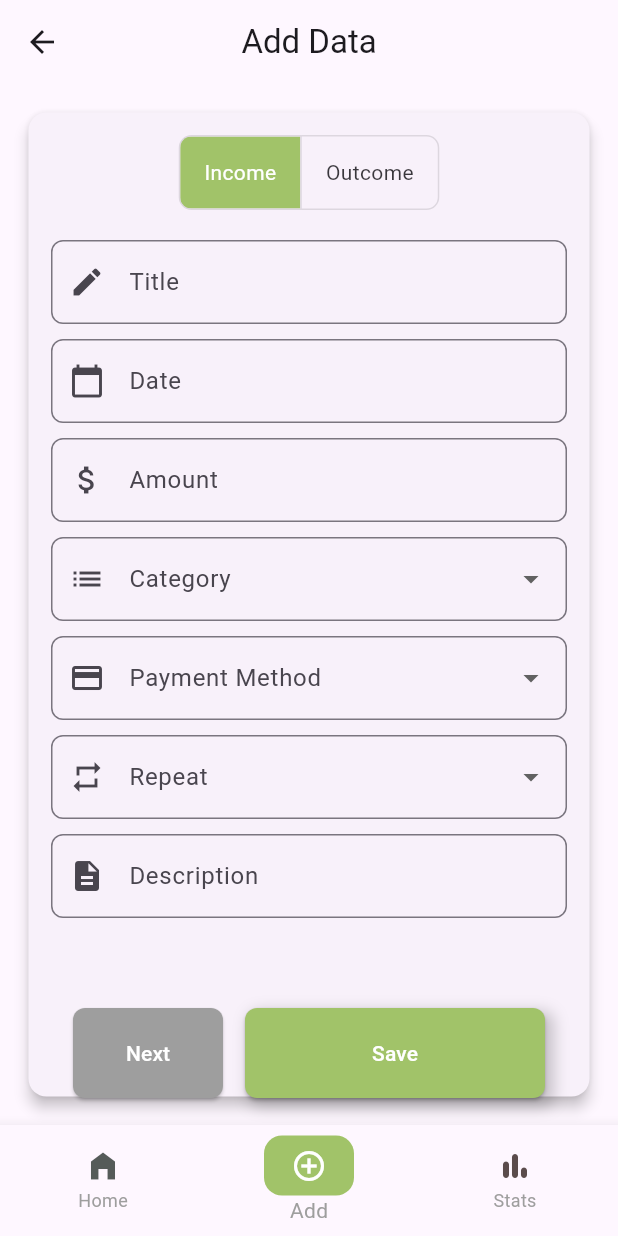
After one commit to Harel-ITESO/aviato_finance, a Flutter app: the AddData screen opened by its route, on a phone screen of 412 x 824 dp. The commit adds this screen. Run offline on Flutter 3.47's test engine with Material 3 defaults, Android fonts, the phone set to English and light mode, and no system bars; our stand-ins replace syncfusion_flutter_charts.

Commit message:
Add: This is the implement of Income and Outcome page

```diff
--- a/lib/main.dart
+++ b/lib/main.dart
@@ -1,5 +1,6 @@
 import 'package:aviato_finance/home.dart';
 import 'package:flutter/material.dart';
+import 'package:aviato_finance/screens/add_Data.dart';
 
 void main() {
   runApp(const MyApp());
@@ -14,24 +15,14 @@ class MyApp extends StatelessWidget {
     return MaterialApp(
       title: 'Flutter Demo',
       theme: ThemeData(
-        // This is the theme of your application.
-        //
-        // TRY THIS: Try running your application with "flutter run". You'll see
-        // the application has a purple toolbar. Then, without quitting the app,
-        // try changing the seedColor in the colorScheme below to Colors.green
-        // and then invoke "hot reload" (save your changes or press the "hot
-        // reload" button in a Flutter-supported IDE, or press "r" if you used
-        // the command line to start the app).
-        //
-        // Notice that the counter didn't reset back to zero; the application
-        // state is not lost during the reload. To reset the state, use hot
-        // restart instead.
-        //
-        // This works for code too, not just values: Most code changes can be
-        // tested with just a hot reload.
         colorScheme: ColorScheme.fromSeed(seedColor: Colors.deepPurple),
       ),
       home: const HomePage(),
+      //Add the routes here and then go to home.dart to add the navigation
+      routes: {
+        '/addData': (context) => const AddData(),
+        '/home': (context) => const HomePage(),
+      },
     );
   }
 }
--- /dev/null
+++ b/lib/screens/add_Data.dart
@@ -0,0 +1,473 @@
+import 'package:flutter/material.dart';
+import 'dart:ui';
+import 'package:flutter/services.dart';
+
+class AddData extends StatefulWidget {
+  const AddData({super.key});
+
+  @override
+  State<AddData> createState() => _AddDataState();
+}
+
+class _AddDataState extends State<AddData> {
+  final TextEditingController _nameController = TextEditingController();
+  final TextEditingController _amountController = TextEditingController();
+  final Color customRed = Color.fromRGBO(160, 74, 67, 1);
+  final Color customGreen = Color.fromARGB(255, 161, 195, 105);
+  final TextEditingController _dateController = TextEditingController();
+  final TextEditingController _categoryController = TextEditingController();
+  final TextEditingController _paymentMethodController = TextEditingController();
+  final List<String> _outcomeCategories = ['Food', 'Transport', 'Shopping', 'Entertainment'];
+  final List<String> _incomeCategories = ['Salary', 'Freelance', 'Gift', 'Extra Income'];
+  final List<String> _paymentMethods = ['Cash', 'Credit Card', 'Debit Card', 'Bank Transfer'];
+  final List<String> _repeatOptions = ['Daily', 'Every 3 days', 'Weekly', 'Monthly', 'Every 6 months'];
+  final TextEditingController _repeatController = TextEditingController();
+  final TextEditingController _descriptionController = TextEditingController();
+
+  List<String> _categories = []; // Added to store categories dynamically
+
+  bool _isIncome = true; // true = Income, false = Outcome
+
+  @override
+  void initState() {
+    super.initState();
+    _categories = _incomeCategories; // Initialize with income categories
+  }
+
+  void _onToggleChanged(bool isIncome) {
+    setState(() {
+      _isIncome = isIncome;
+      _categories = _isIncome ? _incomeCategories : _outcomeCategories;
+      _categoryController.clear();
+    });
+  }
+
+  // void addData hace referencia a la función que se ejecuta al presionar el botón de "Save",
+  //se encarga de validar que los campos no estén vacíos y muestra un mensaje emergente
+  //en caso de que no se haya llenado algún campo.
+  //pero no se ha implementado la función de agregar datos a la base de datos. xd :v
+// ignore: slash_for_doc_comments
+/**
+  void _addData() {
+    if (_nameController.text.isNotEmpty && _amountController.text.isNotEmpty) {
+      // ignore: unintended_html_in_doc_comment, unintended_html_in_doc_comment
+      final Map<String, dynamic> data = {
+        "type": _isIncome ? 'Income' : 'Outcome',
+        "name": _nameController.text,
+        "amount": double.parse(_amountController.text),
+        "date": DateTime.now().toIso8601String(),
+        "categoryOutcome": _categoryController.text,
+        "paymentMethod": _paymentMethodController.text,
+        "repeat": _repeatController.text,
+        "description": _descriptionController.text,
+      };
+      print(data); // Use the data variable by printing it
+      Navigator.pop(context);
+    }
+  }
+*/
+  int _selectedIndex = 1;
+
+  void _onItemTapped(int index) {
+    setState(() {
+      _selectedIndex = index;
+    });
+
+    switch (index) {
+      case 0:
+        Navigator.pushNamed(context, '/home');
+        break;
+      case 1:
+        Navigator.pushNamed(context, '/addData');
+        break;
+      case 2:
+        Navigator.pushNamed(context, '/stats');
+        break;
+      default:
+        // Handle any other cases if necessary
+    }
+  }
+
+  @override
+  Widget build(BuildContext context) {
+    return Scaffold(
+      appBar: AppBar(
+        centerTitle: true, // Centrar el texto de la AppBar
+        title: const Text("Add Data"),
+      ),
+      body: Padding(
+        padding: const EdgeInsets.all(15),
+        child: Card(
+          elevation: 4,
+          shape: RoundedRectangleBorder(borderRadius: BorderRadius.circular(12)),
+          child: Padding(
+            padding: const EdgeInsets.all(15),
+            child: Column(
+              children: [
+                ToggleButtons(
+                  isSelected: [_isIncome, !_isIncome],
+                  onPressed: (index) {
+                    _onToggleChanged(index == 0);
+                  },
+                  borderRadius: BorderRadius.circular(8),
+                  selectedColor: Colors.white,
+                  fillColor: _isIncome ? customGreen: customGreen,
+                  children: const [
+                    Padding(
+                      padding: EdgeInsets.symmetric(horizontal: 16),
+                      child: Text("Income"),
+                    ),
+                    Padding(
+                      padding: EdgeInsets.symmetric(horizontal: 16),
+                      child: Text("Outcome"),
+                    ),
+                  ],
+                ),
+                const SizedBox(height: 20),
+                _buildTextField(
+                  controller: _nameController,
+                  label: "Title",
+                  icon: Icons.edit,
+                ),
+                const SizedBox(height: 10),
+                _buildTextField(
+                  controller: _dateController,
+                  label: "Date",
+                  icon: Icons.calendar_today,
+                  readOnly: true,
+                  onTap: _selectedDate,
+                ),
+                const SizedBox(height: 10),
+                  _buildTextField(
+                  controller: _amountController,
+                  label: "Amount",
+                  icon: Icons.attach_money,
+                  keyboardType: TextInputType.number, // Solo datos numéricos
+                  inputFormatters: [FilteringTextInputFormatter.allow(RegExp(r'^\d*\.?\d*$'))],
+                ),
+                const SizedBox(height: 10),
+                _buildDropdown(
+                  controller: _categoryController,
+                  label: "Category",
+                  icon: Icons.list,
+                  items: _categories, // Use dynamic categories
+                  onAddNew: _showAddCategoryDialog,
+                ),
+                const SizedBox(height: 10),
+                _buildDropdown(
+                  controller: _paymentMethodController,
+                  label: "Payment Method",
+                  icon: Icons.payment,
+                  items: _paymentMethods,
+                ),
+                const SizedBox(height: 10),
+                _buildDropdown(
+                  controller: _repeatController,
+                  label: "Repeat",
+                  icon: Icons.repeat,
+                  items: _repeatOptions,
+                  onAddNew: _showCustomRepeatDialog,
+                ),
+                const SizedBox(height: 10),
+                _buildTextField(
+                  controller: _descriptionController,
+                  label: "Description",
+                  icon: Icons.description,
+                ),
+                const SizedBox(height: 60),
+                // Botones de acción
+                Row(
+                  mainAxisAlignment: MainAxisAlignment.spaceEvenly,
+                  children: [
+                    ElevatedButton(
+                      style: ElevatedButton.styleFrom(
+                        backgroundColor: Colors.grey,
+                        shape: RoundedRectangleBorder(
+                              borderRadius: BorderRadius.circular(8),
+                            ),
+                                minimumSize: Size(100, 60), // Ancho de 200 y alto de 60
+
+                      ),
+                      onPressed: () {
+                        if (_nameController.text.isNotEmpty && _amountController.text.isNotEmpty) {
+                        ScaffoldMessenger.of(context).showSnackBar(
+                            SnackBar(content: Text('Continue adding data')),
+                        );
+                        _nameController.clear();
+                        _amountController.clear();
+                        _dateController.clear();
+                        _categoryController.clear();
+                        _paymentMethodController.clear();
+                        _repeatController.clear();
+                        _descriptionController.clear();
+                        } else {
+                          ScaffoldMessenger.of(context).showSnackBar(
+                            SnackBar(content: Text('Please fill in all required fields')),
+                          );
+                        }
+                      },
+                      child: const Text("Next", style: TextStyle(color: Colors.white)),
+                    ),
+                    Container(
+                      decoration: BoxDecoration(
+                        boxShadow: [
+                          BoxShadow(
+                            color: Colors.black.withOpacity(0.2), // Color y opacidad de la sombra
+                            spreadRadius: 2, // Difuminado hacia afuera
+                            blurRadius: 8, // Suavizado de la sombra
+                            offset: const Offset(4, 4), // Desplazamiento de la sombra
+                          ),
+                        ],
+                        borderRadius: BorderRadius.circular(8),
+                      ),
+                      child: ElevatedButton(
+                        style: ElevatedButton.styleFrom(
+                          shape: RoundedRectangleBorder(
+                            borderRadius: BorderRadius.circular(8),
+                          ),
+                          backgroundColor: customGreen,
+                          minimumSize: const Size(200, 60), // Ancho de 200 y alto de 60
+                        ),
+                        onPressed: () {
+                          _nameController.clear();
+                          _amountController.clear();
+                          _dateController.clear();
+                          _categoryController.clear();
+                          _paymentMethodController.clear();
+                          _repeatController.clear();
+                          _descriptionController.clear();
+                          Navigator.pop(context);
+                        },
+                        child: const Text(
+                          "Save",
+                          style: TextStyle(color: Colors.white),
+                        ),
+                      ),
+                    )
+                  ],
+                ),
+              ],
+            ),
+          ),
+        ),
+      ),
+      bottomNavigationBar: BottomNavigationBar(
+        selectedItemColor: Colors.grey, // Texto siempre gris
+        unselectedItemColor: Colors.grey, // Texto no seleccionado también gris
+        currentIndex: _selectedIndex,
+        onTap: _onItemTapped,
+        items: <BottomNavigationBarItem>[
+          BottomNavigationBarItem(
+            icon: Container(
+              alignment: Alignment.center, // Centrar el ícono dentro del rectángulo
+              child: const Icon(Icons.home_filled, color: Color.fromARGB(255, 85, 91, 89)), // Ícono blanco
+            ),
+            label: 'Home',
+          ),
+          BottomNavigationBarItem(
+            icon: Container(
+              width: 60, // Ancho del rectángulo
+              height: 40, // Altura del rectángulo
+              decoration: BoxDecoration(
+                color: _selectedIndex == 1 ? customGreen : Colors.transparent, // Fondo relleno si está seleccionado
+                borderRadius: BorderRadius.circular(12), // Bordes redondeados
+              ),
+              alignment: Alignment.center, // Centrar el ícono dentro del rectángulo
+              child: const Icon(Icons.add_circle_outline, color: Colors.white), // Ícono blanco
+            ),
+            label: 'Add',
+          ),
+          BottomNavigationBarItem(
+            icon: Container(
+              alignment: Alignment.center, // Centrar el ícono dentro del rectángulo
+              child: const Icon(Icons.bar_chart_rounded, color: Color.fromARGB(255, 91, 76, 76)),
+            ),
+            label: 'Stats',
+          ),
+        ],
+      ),
+          );
+        }
+  // Función para construir un campo de texto con un icono a la izquierda y un borde redondeado de 8
+  Widget _buildTextField({
+    required TextEditingController controller,
+    required String label,
+    required IconData icon,
+    bool readOnly = false,
+    VoidCallback? onTap,
+    TextInputType? keyboardType,
+    List<TextInputFormatter>? inputFormatters,
+  }) {
+    return TextField(
+      inputFormatters: inputFormatters,
+      controller: controller,
+      readOnly: readOnly,
+      onTap: onTap,
+      keyboardType: keyboardType,
+      decoration: InputDecoration(
+        labelText: label,
+        prefixIcon: Icon(icon),
+        border: OutlineInputBorder(borderRadius: BorderRadius.circular(8)),
+      ),
+    );
+  }
+  // función para construir un menú desplegable con un icono a la izquierda y un borde redondeado de 8
+  Widget _buildDropdown({
+    required TextEditingController controller,
+    required String label,
+    required IconData icon,
+    required List<String> items,
+    VoidCallback? onAddNew,
+  }) {
+    return DropdownButtonFormField<String>(
+      value: controller.text.isNotEmpty ? controller.text : null,
+      decoration: InputDecoration(
+        labelText: label,
+        prefixIcon: Icon(icon),
+        border: OutlineInputBorder(borderRadius: BorderRadius.circular(8)),
+      ),
+      items: [
+        ...items.map((item) {
+          return DropdownMenuItem<String>(
+            value: item,
+            child: Text(item),
+          );
+        }),
+        if (onAddNew != null)
+          DropdownMenuItem<String>(
+            value: 'Add New',
+            child: Row(
+              children: const [
+                Icon(Icons.add),
+                SizedBox(width: 8),
+                Text("Add New"),
+              ],
+            ),
+          ),
+      ],
+      onChanged: (value) {
+        if (value == 'Add New' && onAddNew != null) {
+          onAddNew();
+        } else {
+          setState(() {
+            controller.text = value ?? '';
+          });
+        }
+      },
+    );
+  }
+ // Función para seleccionar la fecha y la hora
+  Future<void> _selectedDate() async {
+    DateTime? _pickedDate = await showDatePicker(
+      context: context,
+      firstDate: DateTime(2000),
+      lastDate: DateTime(2100),
+      initialDate: DateTime.now(),
+    );
+
+    if (_pickedDate != null) {
+      setState(() {
+        _dateController.text = _pickedDate.toString().split(' ')[0];
+      });
+      _selectedTime(_pickedDate);
+    }
+  }
+// Función para seleccionar la hora
+  Future<void> _selectedTime(DateTime _pickedDate) async {
+    TimeOfDay? _pickedTime = await showTimePicker(
+      context: context,
+      initialTime: TimeOfDay.now(),
+    );
+
+    if (_pickedTime != null) {
+      setState(() {
+        String formattedTime = _pickedTime.format(context);
+        _dateController.text = "${_pickedDate.toString().split(' ')[0]} $formattedTime";
+      });
+    }
+  }
+ // Función para mostrar un diálogo para agregar una nueva categoría
+  void _showAddCategoryDialog() {
+    TextEditingController _newCategoryController = TextEditingController();
+
+    showDialog(
+      context: context,
+      builder: (context) {
+        return BackdropFilter(
+          filter: ImageFilter.blur(sigmaX: 5, sigmaY: 5),
+          child: AlertDialog(
+            title: const Text("Add New Category"),
+            content: TextField(
+              controller: _newCategoryController,
+              decoration: const InputDecoration(hintText: "Category name"),
+            ),
+            actions: [
+              TextButton(
+                onPressed: () {
+                  Navigator.pop(context);
+                },
+                child: const Text("Cancel"),
+              ),
+              TextButton(
+                onPressed: () {
+                  if (_newCategoryController.text.isNotEmpty) {
+                    setState(() {
+                      _categories.add(_newCategoryController.text); // Use _categories directly
+                      _categoryController.text = _newCategoryController.text;
+                    });
+                    Navigator.pop(context);
+                  }
+                },
+                child: const Text("Add"),
+              ),
+            ],
+          ),
+        );
+      },
+    );
+  }
+ // Función para mostrar un diálogo para agregar una nueva repetición personalizada
+  void _showCustomRepeatDialog() {
+    TextEditingController customRepeatController = TextEditingController();
+
+    showDialog(
+      context: context,
+      builder: (context) {
+        return BackdropFilter(
+          filter: ImageFilter.blur(sigmaX: 5, sigmaY: 5),
+          child: AlertDialog(
+            title: const Text("Custom Repeat"),
+            content: TextField(
+              controller: customRepeatController,
+              keyboardType: TextInputType.number,
+              decoration: const InputDecoration(hintText: "Enter number of days"),
+            ),
+            actions: [
+              TextButton(
+                onPressed: () {
+                  Navigator.pop(context);
+                },
+                child: const Text("Cancel"),
+              ),
+              TextButton(
+                onPressed: () {
+                  if (customRepeatController.text.isNotEmpty) {
+                    String customValue = "Every ${customRepeatController.text} days";
+                    setState(() {
+                      if (!_repeatOptions.contains(customValue)) {
+                        _repeatOptions.add(customValue);
+                      }
+                      _repeatController.text = customValue;
+                    });
+                    Navigator.pop(context);
+                  }
+                },
+                child: const Text("Set"),
+              ),
+            ],
+          ),
+        );
+      },
+    );
+  }
+}
```
Also changed, not shown: lib/home.dart (+18 -4 lines), 1 other file.
